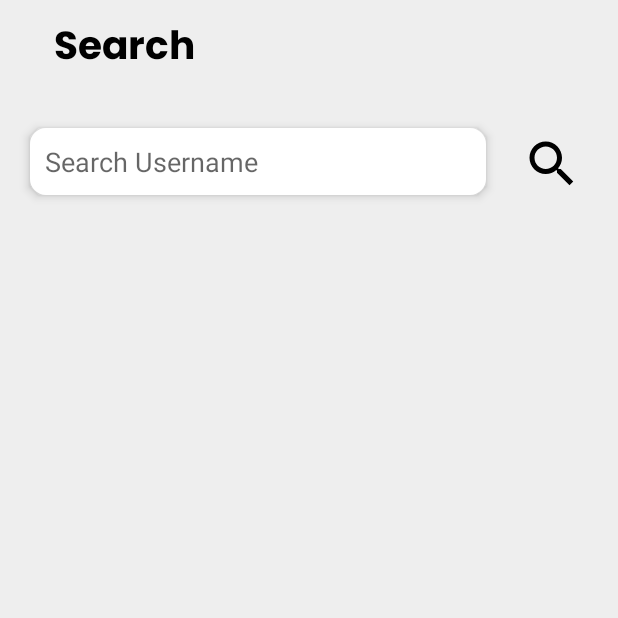
After one commit to Sumeet7774/BharatJodo, an Android app: the fragment SearchFragment shown on its own in the app's theme, on a phone screen of 412 x 824 dp, the top half of it. The commit adds this screen. Run offline under Robolectric (Android 15) with nearby library versions, the phone set to English and light mode, and no system bars; our stand-ins replace sdp/ssp sizes.

Commit message:
Created search layout. And made some changes.

```diff
--- /dev/null
+++ b/app/src/main/java/com/example/bharatjodo/SearchFragment.java
@@ -0,0 +1,23 @@
+package com.example.bharatjodo;
+
+import android.os.Bundle;
+
+import androidx.fragment.app.Fragment;
+
+import android.view.LayoutInflater;
+import android.view.View;
+import android.view.ViewGroup;
+
+public class SearchFragment extends Fragment {
+
+    public SearchFragment() {
+        // Required empty public constructor
+    }
+
+    @Override
+    public View onCreateView(LayoutInflater inflater, ViewGroup container,
+                             Bundle savedInstanceState) {
+        // Inflate the layout for this fragment
+        return inflater.inflate(R.layout.fragment_search, container, false);
+    }
+}
--- a/app/src/main/res/drawable/baseline_search_24.xml
+++ b/app/src/main/res/drawable/baseline_search_24.xml
@@ -1,4 +1,4 @@
-<vector xmlns:android="http://schemas.android.com/apk/res/android" android:height="24dp" android:tint="#000000" android:viewportHeight="24" android:viewportWidth="24" android:width="24dp">
+<vector xmlns:android="http://schemas.android.com/apk/res/android" android:height="40dp" android:tint="#000000" android:viewportHeight="24" android:viewportWidth="24" android:width="40dp">
 
     <path android:fillColor="@android:color/white" android:pathData="M15.5,14h-0.79l-0.28,-0.27C15.41,12.59 16,11.11 16,9.5 16,5.91 13.09,3 9.5,3S3,5.91 3,9.5 5.91,16 9.5,16c1.61,0 3.09,-0.59 4.23,-1.57l0.27,0.28v0.79l5,4.99L20.49,19l-4.99,-5zM9.5,14C7.01,14 5,11.99 5,9.5S7.01,5 9.5,5 14,7.01 14,9.5 11.99,14 9.5,14z"/>
 
--- /dev/null
+++ b/app/src/main/res/drawable/edittext_rounded_corners.xml
@@ -0,0 +1,7 @@
+<?xml version="1.0" encoding="utf-8"?>
+<shape android:shape="rectangle" xmlns:android="http://schemas.android.com/apk/res/android">
+
+    <stroke android:width="1dp" android:color="@color/white"/>
+    <corners android:radius="10dp"/>
+    <solid android:color="@color/white"/>
+</shape>
--- /dev/null
+++ b/app/src/main/res/layout/fragment_search.xml
@@ -0,0 +1,77 @@
+<?xml version="1.0" encoding="utf-8"?>
+<RelativeLayout xmlns:android="http://schemas.android.com/apk/res/android"
+    xmlns:app="http://schemas.android.com/apk/res-auto"
+    xmlns:tools="http://schemas.android.com/tools"
+    android:background="#EEEEEE"
+    android:layout_width="match_parent"
+    android:layout_height="match_parent">
+
+    <RelativeLayout
+        android:layout_width="match_parent"
+        android:layout_height="wrap_content"
+        android:padding="10dp"
+        android:id="@+id/toolbar">
+
+        <TextView
+            android:id="@+id/toolbar_textview"
+            android:layout_width="wrap_content"
+            android:layout_height="wrap_content"
+            android:layout_centerVertical="true"
+            android:fontFamily="@font/poppins_bold"
+            android:text="Search"
+            android:layout_marginStart="@dimen/_20sdp"
+            android:textColor="@color/black"
+            android:textSize="@dimen/_20sdp" />
+
+    </RelativeLayout>
+
+    <RelativeLayout
+        android:id="@+id/search_user_layout"
+        android:layout_width="match_parent"
+        android:layout_height="wrap_content"
+        android:layout_below="@id/toolbar"
+        android:layout_margin="10dp">
+
+        <EditText
+            android:id="@+id/seach_username_input"
+            android:layout_width="match_parent"
+            android:layout_height="wrap_content"
+            android:background="@drawable/edittext_rounded_corners"
+            android:layout_margin="10dp"
+            android:hint="@string/search_username"
+            android:padding="10dp"
+            android:elevation="4dp"
+            android:layout_toLeftOf="@id/search_user_button" />
+
+        <ImageButton
+            android:id="@+id/search_user_button"
+            android:layout_width="wrap_content"
+            android:layout_height="wrap_content"
+            android:src="@drawable/baseline_search_24"
+            android:layout_alignParentEnd="true"
+            android:layout_centerVertical="true"
+            android:background="?attr/selectableItemBackgroundBorderless"
+            android:padding="4dp"
+            android:layout_margin="10dp" />
+
+    </RelativeLayout>
+
+    <androidx.recyclerview.widget.RecyclerView
+        android:id="@+id/search_user_recycler_view"
+        android:layout_width="match_parent"
+        android:layout_height="wrap_content"
+        android:layout_below="@id/search_user_layout"
+        android:padding="10dp" />
+
+    <TextView
+        android:id="@+id/norusersfoundinsearch_textview"
+        android:layout_width="wrap_content"
+        android:layout_height="wrap_content"
+        android:layout_centerInParent="true"
+        android:visibility="gone"
+        android:text="@string/no_user_found"
+        android:textSize="@dimen/_25sdp"
+        android:fontFamily="@font/montserrat_semibold"
+        android:textColor="@color/black" />
+
+</RelativeLayout>
--- a/app/src/main/res/values/strings.xml
+++ b/app/src/main/res/values/strings.xml
@@ -44,5 +44,8 @@
     <!-- TODO: Remove or change this placeholder text -->
     <string name="hello_blank_fragment">Hello blank fragment</string>
     <string name="no_chats_found">No Chats found</string>
+    <string name="search_username">Search Username</string>
+    <string name="no_users_found">No Users found</string>
+    <string name="no_user_found">No User found</string>
 
 </resources>
```
